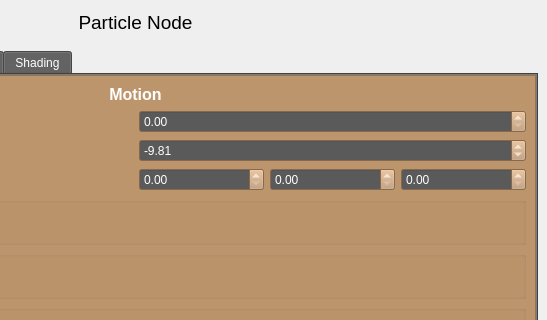
Old version of the form code/qttoolkit/contentbrowser/ui/particlenodeinfowidget.ui in the repository gscept/nebula-trifid; both pictures show x 276 to 823 and y 0 to 320 of the 823 by 804 pixel window.
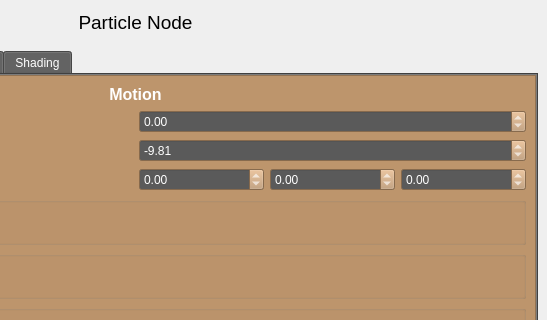
New version of the form. The open tabs and pages were chosen to show the change. Custom widgets are drawn as their Qt base class.

The edit to the form file:
```diff
--- a/code/qttoolkit/contentbrowser/ui/particlenodeinfowidget.ui
+++ b/code/qttoolkit/contentbrowser/ui/particlenodeinfowidget.ui
@@ -2538,6 +2538,9 @@
                  <property name="toolTip">
                   <string>Seed to use for randomly generating initial velocity.</string>
                  </property>
+                 <property name="minimum">
+                  <double>-100.000000000000000</double>
+                 </property>
                  <property name="maximum">
                   <double>100.000000000000000</double>
                  </property>
@@ -2599,6 +2602,9 @@
                    <property name="toolTip">
                     <string>Wind direction in the X axis.</string>
                    </property>
+                   <property name="minimum">
+                    <double>-1.000000000000000</double>
+                   </property>
                    <property name="maximum">
                     <double>1.000000000000000</double>
                    </property>
@@ -2609,6 +2615,9 @@
                    <property name="toolTip">
                     <string>Wind direction in the Y axis.</string>
                    </property>
+                   <property name="minimum">
+                    <double>-1.000000000000000</double>
+                   </property>
                    <property name="maximum">
                     <double>1.000000000000000</double>
                    </property>
@@ -2619,6 +2628,9 @@
                    <property name="toolTip">
                     <string>Wind direction in the Z axis.</string>
                    </property>
+                   <property name="minimum">
+                    <double>-1.000000000000000</double>
+                   </property>
                    <property name="maximum">
                     <double>1.000000000000000</double>
                    </property>
```
Left out of the diff: 41 changed lines with no effect on the pictures.
